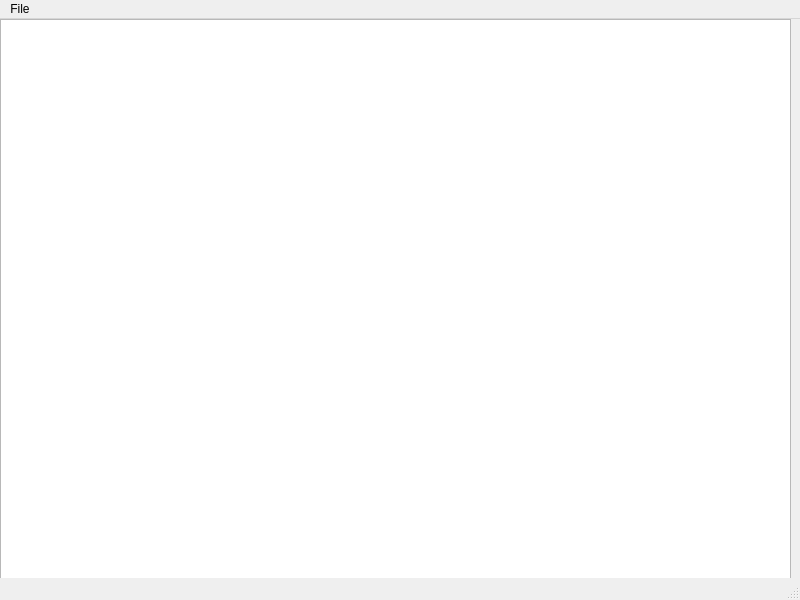
Before: the Qt Designer form console.ui in penguintutor/pyvlcb, drawn with Qt 5.
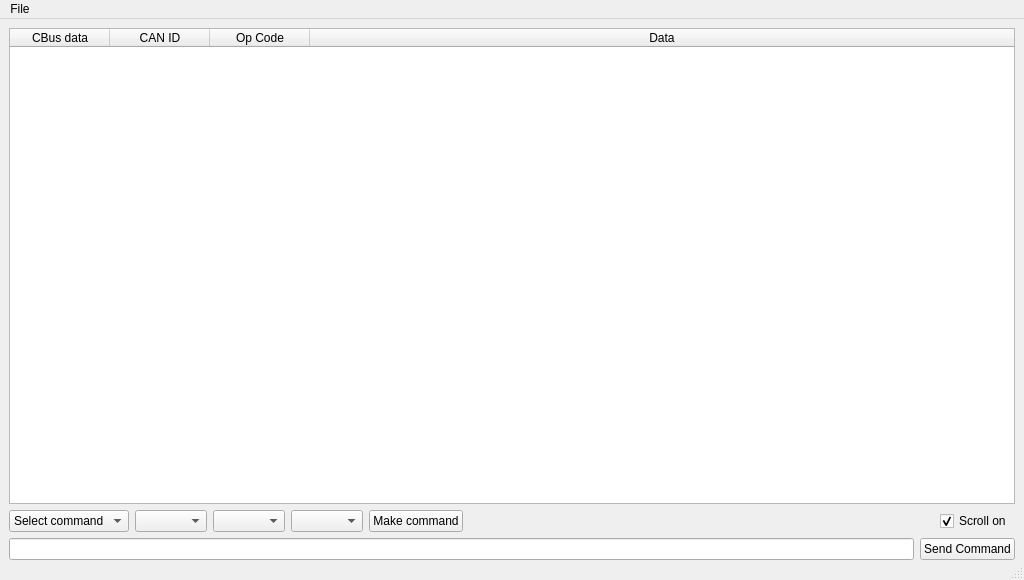
After: the same form once the commit is applied.

Commit message: Change console to table

Diff of the .ui file:
```diff
--- a/console.ui
+++ b/console.ui
@@ -6,31 +6,170 @@
    <rect>
     <x>0</x>
     <y>0</y>
-    <width>800</width>
-    <height>600</height>
+    <width>1024</width>
+    <height>580</height>
    </rect>
   </property>
+  <property name="sizePolicy">
+   <sizepolicy hsizetype="MinimumExpanding" vsizetype="MinimumExpanding">
+    <horstretch>0</horstretch>
+    <verstretch>0</verstretch>
+   </sizepolicy>
+  </property>
+  <property name="minimumSize">
+   <size>
+    <width>1000</width>
+    <height>570</height>
+   </size>
+  </property>
   <property name="windowTitle">
    <string>MainWindow</string>
   </property>
   <widget class="QWidget" name="centralwidget">
-   <widget class="QTextBrowser" name="textLog">
-    <property name="geometry">
-     <rect>
-      <x>0</x>
-      <y>0</y>
-      <width>791</width>
-      <height>561</height>
-     </rect>
-    </property>
-   </widget>
+   <property name="minimumSize">
+    <size>
+     <width>1000</width>
+     <height>550</height>
+    </size>
+   </property>
+   <layout class="QVBoxLayout" name="verticalLayout_2">
+    <item>
+     <layout class="QVBoxLayout" name="verticalLayout" stretch="1,0,0">
+      <item>
+       <widget class="QTableWidget" name="consoleTable">
+        <property name="sizePolicy">
+         <sizepolicy hsizetype="Expanding" vsizetype="MinimumExpanding">
+          <horstretch>0</horstretch>
+          <verstretch>0</verstretch>
+         </sizepolicy>
+        </property>
+        <property name="minimumSize">
+         <size>
+          <width>0</width>
+          <height>0</height>
+         </size>
+        </property>
+        <attribute name="horizontalHeaderStretchLastSection">
+         <bool>true</bool>
+        </attribute>
+        <column>
+         <property name="text">
+          <string>CBus data</string>
+         </property>
+        </column>
+        <column>
+         <property name="text">
+          <string>CAN ID</string>
+         </property>
+        </column>
+        <column>
+         <property name="text">
+          <string>Op Code</string>
+         </property>
+        </column>
+        <column>
+         <property name="text">
+          <string>Data</string>
+         </property>
+        </column>
+       </widget>
+      </item>
+      <item>
+       <layout class="QHBoxLayout" name="horizontalLayout_2">
+        <item>
+         <widget class="QComboBox" name="commandSelect">
+          <item>
+           <property name="text">
+            <string>Select command</string>
+           </property>
+          </item>
+          <item>
+           <property name="text">
+            <string>Discover</string>
+           </property>
+          </item>
+          <item>
+           <property name="text">
+            <string>Query Node</string>
+           </property>
+          </item>
+          <item>
+           <property name="text">
+            <string>Query Event</string>
+           </property>
+          </item>
+          <item>
+           <property name="text">
+            <string>Send Event</string>
+           </property>
+          </item>
+         </widget>
+        </item>
+        <item>
+         <widget class="QComboBox" name="arg1Select"/>
+        </item>
+        <item>
+         <widget class="QComboBox" name="arg2Select"/>
+        </item>
+        <item>
+         <widget class="QComboBox" name="arg3Select"/>
+        </item>
+        <item>
+         <widget class="QPushButton" name="pushButton">
+          <property name="text">
+           <string>Make command</string>
+          </property>
+         </widget>
+        </item>
+        <item>
+         <spacer name="horizontalSpacer">
+          <property name="orientation">
+           <enum>Qt::Horizontal</enum>
+          </property>
+          <property name="sizeHint" stdset="0">
+           <size>
+            <width>40</width>
+            <height>20</height>
+           </size>
+          </property>
+         </spacer>
+        </item>
+        <item>
+         <widget class="QCheckBox" name="scrollCheckBox">
+          <property name="text">
+           <string>Scroll on </string>
+          </property>
+          <property name="checked">
+           <bool>true</bool>
+          </property>
+         </widget>
+        </item>
+       </layout>
+      </item>
+      <item>
+       <layout class="QHBoxLayout" name="horizontalLayout">
+        <item>
+         <widget class="QLineEdit" name="commandEdit"/>
+        </item>
+        <item>
+         <widget class="QPushButton" name="sendCommandButton">
+          <property name="text">
+           <string>Send Command</string>
+          </property>
+         </widget>
+        </item>
+       </layout>
+      </item>
+     </layout>
+    </item>
+   </layout>
   </widget>
   <widget class="QMenuBar" name="menubar">
    <property name="geometry">
     <rect>
      <x>0</x>
      <y>0</y>
-     <width>800</width>
+     <width>1024</width>
      <height>22</height>
     </rect>
    </property>
```
Left out of the diff: 6 changed lines with no effect on the pictures. The commit also changes 6 other files.
